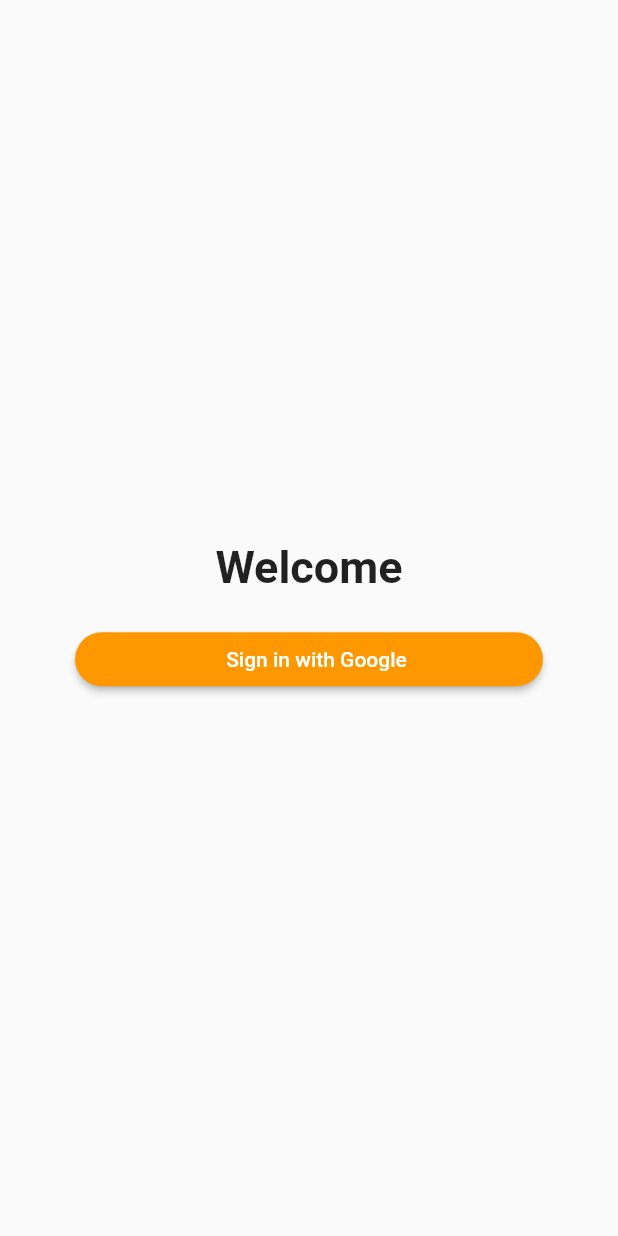
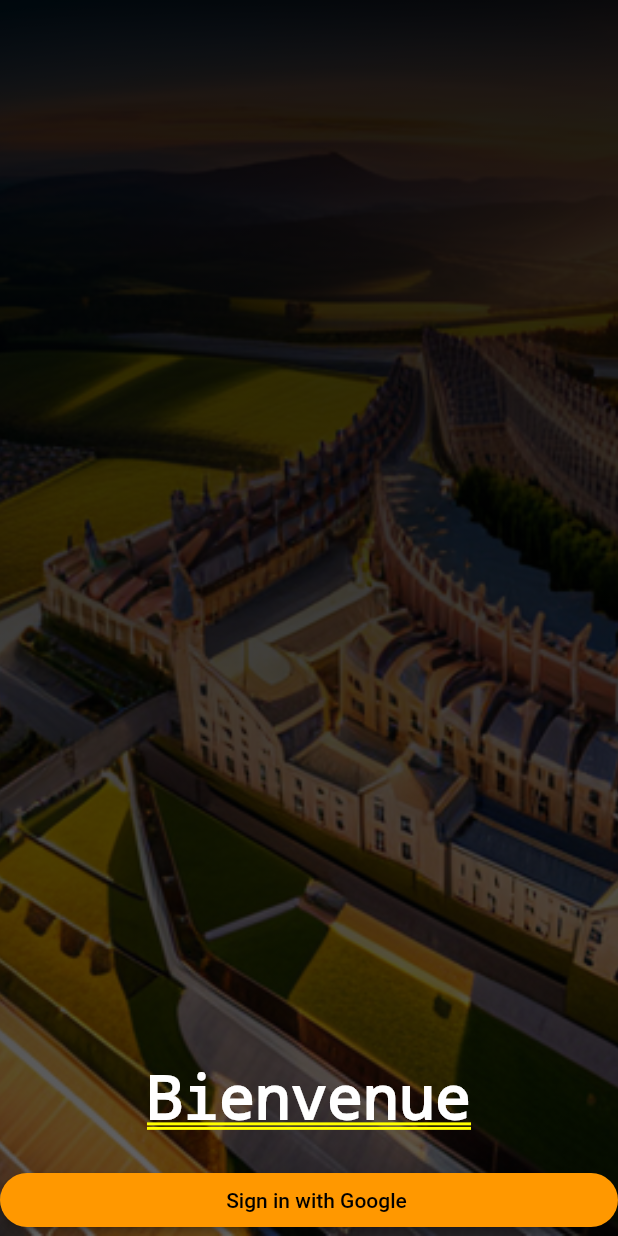
Before and after one commit to djadame/experiance, a Flutter app: the screen it shows after launch, on a phone screen of 412 x 824 dp. Run offline on Flutter 3.47's test engine with Material 2 defaults, Android fonts, the phone set to English and light mode, and no system bars; our stand-ins replace animated_splash_screen, firebase_auth, firebase_core, font_awesome_flutter, get, google_fonts and 3 more; accounts and stored records are empty.

```diff
--- a/lib/Debut_de_laplication/login.dart
+++ b/lib/Debut_de_laplication/login.dart
@@ -3,36 +3,49 @@ import 'package:flutter/foundation.dart';
 import 'package:flutter/material.dart';
 
 class Login extends StatefulWidget {
-  const Login ({super.key});
+  const Login({super.key});
 
   @override
   LoginState createState() => LoginState();
 }
 
 class LoginState extends State<Login> {
-
   bool inLoginProcess = false;
 
   @override
   Widget build(BuildContext context) {
-    return Scaffold(
-
-      body: Container(
-        padding: const EdgeInsets.all(50),
-        alignment: Alignment.center,
-        child: inLoginProcess
-            ? const CircularProgressIndicator()
-            : Column(
-          mainAxisAlignment: MainAxisAlignment.center,
+    return Stack(
+      children: [
+        Image.asset(
+          'assets/background.png',
+          fit: BoxFit.cover,
+          width: double.infinity,
+          height: double.infinity,
+        ),
+        Container(
+          decoration: BoxDecoration(
+              gradient: LinearGradient(
+                  begin: Alignment.topCenter,
+                  end: Alignment.bottomCenter,
+                  colors: [
+                Colors.black.withOpacity(0.9),
+                Colors.black.withOpacity(0.8),
+                Colors.black.withOpacity(0.7),
+                Colors.black.withOpacity(0.6),
+              ])),
+          child: Column(
+            mainAxisAlignment: MainAxisAlignment.end,
             children: [
               const Text(
-              'Welcome',
+                "Bienvenue",
                 style: TextStyle(
-                fontSize: 30,
-                fontWeight: FontWeight.bold,
+                    color: Colors.white,
+                    fontSize: 40,
+                    fontWeight: FontWeight.bold),
               ),
+              const SizedBox(
+                height: 20,
               ),
-            const SizedBox(height: 20),
               ElevatedButton(
                 onPressed: () => siginWithGoogle(),
                 style: ElevatedButton.styleFrom(
@@ -45,7 +58,6 @@ class LoginState extends State<Login> {
                 child: const Row(
                   mainAxisAlignment: MainAxisAlignment.center,
                   children: [
-
                     SizedBox(width: 10),
                     Text('Sign in with Google'),
                   ],
@@ -54,13 +66,13 @@ class LoginState extends State<Login> {
             ],
           ),
         ),
+      ],
     );
   }
 
   siginWithGoogle() async {
     setState(() {
       inLoginProcess = true;
-      //AuthService().signInWithGoogle();
     });
     try {
       //attempt to sign in with google
--- a/lib/main.dart
+++ b/lib/main.dart
@@ -1,7 +1,6 @@
 import 'package:animated_splash_screen/animated_splash_screen.dart';
 import 'package:experiance/Debut_de_laplication/login.dart';
 import 'package:experiance/Home/wrapper.dart';
-//import 'package:experiance/Widget/MyHomePage.dart';
 import 'package:experiance/firebase/authentication.dart';
 import 'package:flutter/foundation.dart';
 import 'package:flutter/material.dart';
@@ -9,6 +8,7 @@ import 'package:lottie/lottie.dart';
 import 'package:get/get.dart';
 import 'package:firebase_core/firebase_core.dart';
 import 'package:provider/provider.dart';
+import 'Home/profile/Profile.dart';
 import 'firebase/firebase_options.dart';
 
 
@@ -52,9 +52,14 @@ class MyApp extends StatelessWidget {
       title: 'SOKO',
       debugShowCheckedModeBanner: false, // Hide the debug banner
       theme: ThemeData(
-        primarySwatch: Colors.blue,
+        primarySwatch: Colors.orange,
       ),
-      home: const Wrapper(),
+      initialRoute: '/',
+      routes: {
+        '/' : (context) => const Wrapper(),
+        '/profile' : (context) => const Profile(),
+      },
+      //home: const Wrapper(),
     );
   }
 }
--- a/pubspec.yaml
+++ b/pubspec.yaml
@@ -76,6 +76,8 @@ dependencies:
 
 
 
+
+
 dev_dependencies:
   flutter_test:
     sdk: flutter
@@ -102,7 +104,7 @@ flutter:
   assets:
     - assets/
     - assets/image/
-  #   - images/a_dot_ham.jpeg
+    - assets/background.png
 
   # An image asset can refer to one or more resolution-specific "variants", see
   # https://flutter.dev/assets-and-images/#resolution-aware
```
Also changed, not shown: lib/Home/profile/Profile.dart (added, +23 -0 lines), lib/Home/profile/ProfileAppBar.dart (added, +62 -0 lines), lib/Widget/HomeAppBar.dart (+8 -5 lines), assets/background.png (added), 1 other file. Lines whose indentation alone changed are shown as unchanged.
